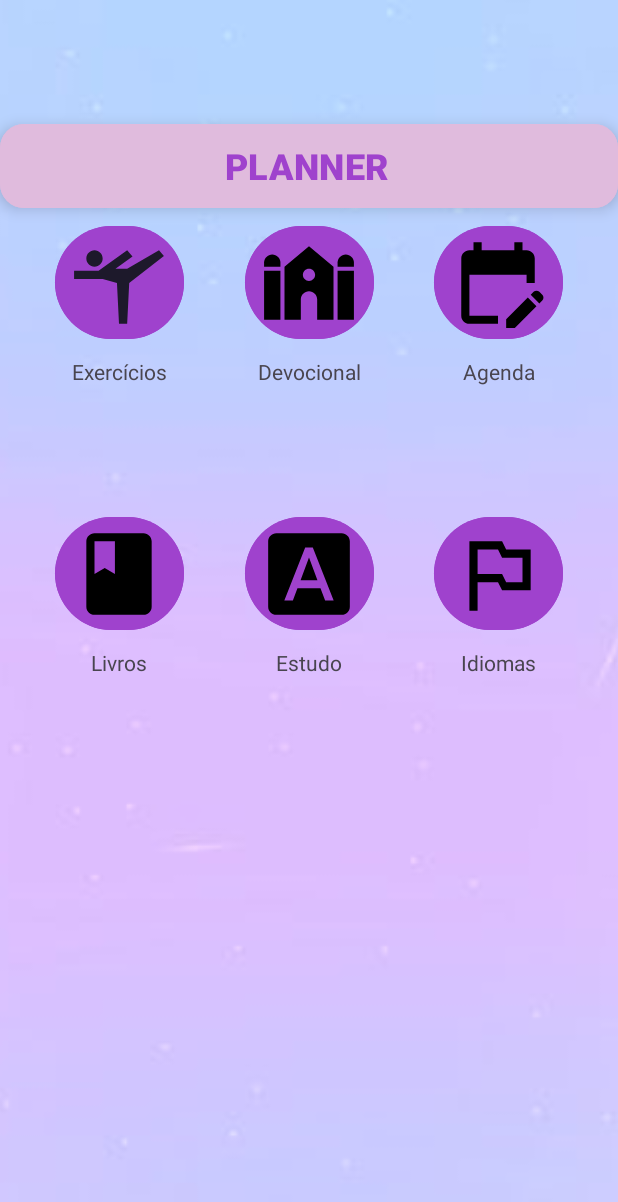
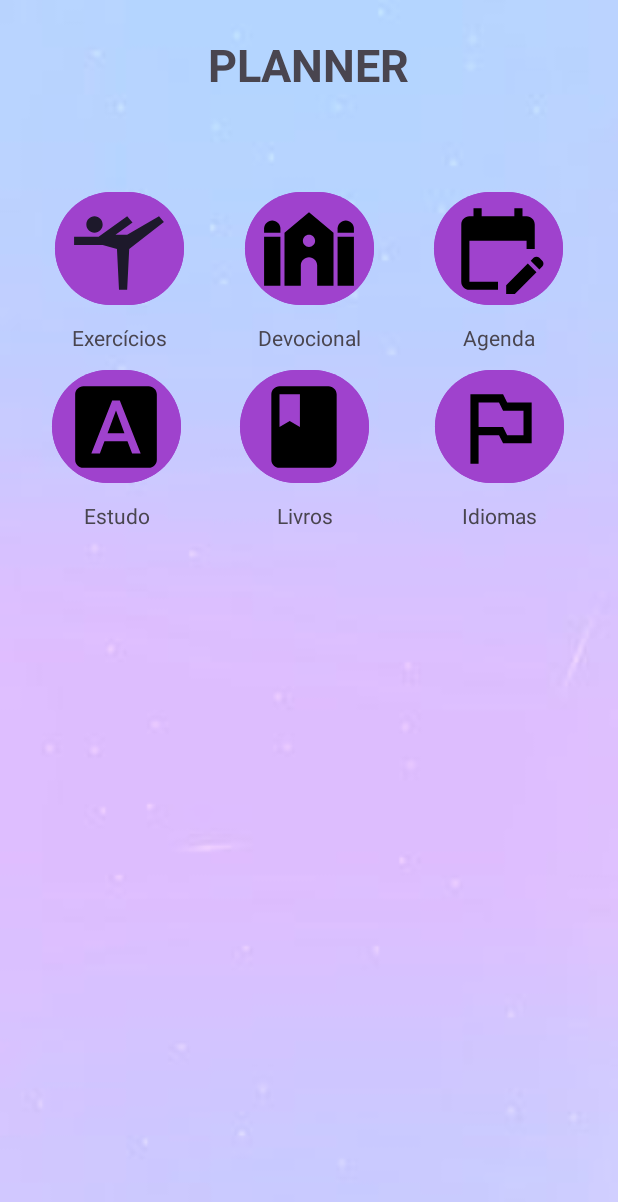
Before and after one commit to Wesley-Neiva/ProjetoApp, an Android app: the screen it shows after launch (MainActivity), on a phone screen of 412 x 824 dp. Shown: the top 1202 px of the screen. Run offline under Robolectric (Android 15) with nearby library versions, the phone set to English and light mode, and no system bars.

Commit message:
Feita modificações de tela e troca de ícones

```diff
--- a/app/src/main/AndroidManifest.xml
+++ b/app/src/main/AndroidManifest.xml
@@ -19,7 +19,7 @@
             android:name=".Estudo_Activity"
             android:exported="false" />
         <activity
-            android:name=".Consulta_Activity"
+            android:name=".Livros_Activity"
             android:exported="false" />
         <activity
             android:name=".Agenda_activity"
--- a/app/src/main/java/com/wesleyneiva/appmarcela/Estudo_Activity.kt
+++ b/app/src/main/java/com/wesleyneiva/appmarcela/Estudo_Activity.kt
@@ -14,16 +14,12 @@ import androidx.recyclerview.widget.RecyclerView
 class Estudo_Activity : AppCompatActivity() {
 
 
-
-
     lateinit var botaoEstudoVoltar: Button
-
 
 
     override fun onCreate(savedInstanceState: Bundle?) {
         super.onCreate(savedInstanceState)
         setContentView(R.layout.activity_estudo)
-
 
 
 
--- a/app/src/main/java/com/wesleyneiva/appmarcela/Consulta_Activity.kt
+++ b/app/src/main/java/com/wesleyneiva/appmarcela/Livros_Activity.kt
@@ -4,13 +4,13 @@ import androidx.appcompat.app.AppCompatActivity
 import android.os.Bundle
 import android.widget.Button
 
-class Consulta_Activity : AppCompatActivity() {
+class Livros_Activity : AppCompatActivity() {
 
     lateinit var botaoConsultaVoltar:Button
 
     override fun onCreate(savedInstanceState: Bundle?) {
         super.onCreate(savedInstanceState)
-        setContentView(R.layout.activity_consulta)
+        setContentView(R.layout.activity_livros)
 
         botaoConsultaVoltar = findViewById(R.id.btn_voltar_consulta)
 
--- a/app/src/main/java/com/wesleyneiva/appmarcela/MainActivity.kt
+++ b/app/src/main/java/com/wesleyneiva/appmarcela/MainActivity.kt
@@ -47,7 +47,7 @@ class MainActivity : AppCompatActivity() {
         btnConsulta = findViewById(R.id.btn_consulta)
         btnConsulta.setOnClickListener {
             val intent = Intent(
-                this, Consulta_Activity::class.java
+                this, Livros_Activity::class.java
             )
             startActivity(intent)
         }
--- a/app/src/main/res/layout/activity_main.xml
+++ b/app/src/main/res/layout/activity_main.xml
@@ -9,17 +9,6 @@
     tools:layout_editor_absoluteX="-16dp"
     tools:layout_editor_absoluteY="53dp">
 
-
-    <ImageView
-        android:id="@+id/imageView4"
-        android:layout_width="0dp"
-        android:layout_height="0dp"
-        android:scaleType="centerCrop"
-        app:layout_constraintBottom_toBottomOf="parent"
-        app:layout_constraintEnd_toEndOf="parent"
-        app:layout_constraintStart_toStartOf="parent"
-        app:layout_constraintTop_toTopOf="parent"
-        app:srcCompat="@drawable/fundo" />
 
     <ImageView
         android:id="@+id/imageView3"
@@ -38,7 +27,7 @@
         style="@style/Widget.Material3.Button.IconButton.Filled"
         android:layout_width="94dp"
         android:layout_height="83dp"
-        android:layout_marginBottom="400dp"
+        android:layout_marginTop="8dp"
         android:backgroundTint="@color/color_primaria"
         android:textAlignment="center"
         android:textColor="@color/black"
@@ -46,19 +35,18 @@
         app:icon="@drawable/ic_font_download_24"
         app:iconSize="65dp"
         app:iconTint="@color/black"
-        app:layout_constraintBottom_toBottomOf="parent"
-        app:layout_constraintEnd_toStartOf="@+id/btn_idioma"
-        app:layout_constraintHorizontal_bias="0.5"
-        app:layout_constraintStart_toEndOf="@+id/btn_consulta"
-        app:layout_constraintTop_toBottomOf="@+id/btn_devocional"
-        app:layout_constraintVertical_bias="1.0" />
+        app:layout_constraintEnd_toStartOf="@+id/btn_consulta"
+        app:layout_constraintHorizontal_bias="0.492"
+        app:layout_constraintStart_toStartOf="parent"
+        app:layout_constraintTop_toBottomOf="@+id/textView6" />
 
     <Button
         android:id="@+id/btn_idioma"
         style="@style/Widget.Material3.Button.IconButton.Filled"
         android:layout_width="94dp"
         android:layout_height="83dp"
-        android:layout_marginBottom="400dp"
+        android:layout_marginTop="8dp"
+        android:layout_marginEnd="32dp"
         android:backgroundTint="@color/color_primaria"
         android:backgroundTintMode="src_in"
         android:textAlignment="center"
@@ -67,19 +55,35 @@
         app:icon="@drawable/ic_outlined_flag_24"
         app:iconSize="65dp"
         app:iconTint="@color/black"
-        app:layout_constraintBottom_toBottomOf="parent"
         app:layout_constraintEnd_toEndOf="parent"
+        app:layout_constraintTop_toBottomOf="@+id/textView8" />
+
+    <Button
+        android:id="@+id/btn_devocional"
+        style="@style/Widget.Material3.Button.IconButton.Filled"
+        android:layout_width="94dp"
+        android:layout_height="83dp"
+        android:layout_marginTop="124dp"
+        android:backgroundTint="@color/color_primaria"
+        android:textAlignment="center"
+        android:textColor="@color/black"
+        android:textSize="13dp"
+        android:textStyle="bold|italic"
+        app:icon="@drawable/baseline_synagogue_24"
+        app:iconSize="65dp"
+        app:iconTint="@color/black"
+        app:layout_constraintEnd_toStartOf="@+id/btn_agenda"
         app:layout_constraintHorizontal_bias="0.5"
-        app:layout_constraintStart_toEndOf="@+id/btn_estudar"
-        app:layout_constraintTop_toBottomOf="@+id/btn_agenda"
-        app:layout_constraintVertical_bias="1.0" />
+        app:layout_constraintStart_toEndOf="@+id/btn_exercicios"
+        app:layout_constraintTop_toTopOf="parent" />
 
     <Button
         android:id="@+id/btn_consulta"
         style="@style/Widget.Material3.Button.IconButton.Filled"
         android:layout_width="94dp"
         android:layout_height="83dp"
-        android:layout_marginBottom="400dp"
+        android:layout_marginTop="8dp"
+        android:layout_marginEnd="36dp"
         android:backgroundTint="@color/color_primaria"
         android:textAlignment="center"
         android:textColor="@color/black"
@@ -87,40 +91,15 @@
         app:icon="@drawable/ic_book_24"
         app:iconSize="65dp"
         app:iconTint="@color/black"
-        app:layout_constraintBottom_toBottomOf="parent"
-        app:layout_constraintEnd_toStartOf="@+id/btn_estudar"
-        app:layout_constraintHorizontal_bias="0.5"
-        app:layout_constraintHorizontal_chainStyle="spread"
-        app:layout_constraintStart_toStartOf="parent"
-        app:layout_constraintTop_toBottomOf="@+id/btn_exercicios"
-        app:layout_constraintVertical_bias="1.0" />
-
-    <Button
-        android:id="@+id/btn_inicio"
-        style="@style/Widget.Material3.ExtendedFloatingActionButton.Icon.Tertiary"
-        android:layout_width="0dp"
-        android:layout_height="wrap_content"
-        android:layout_marginBottom="600dp"
-        android:backgroundTint="@color/material_dynamic_tertiary80"
-        android:backgroundTintMode="src_in"
-        android:text="PLANNER"
-        android:textColor="@color/color_primaria"
-        android:textSize="24sp"
-        android:textStyle="bold"
-        app:iconTint="@color/black"
-        app:layout_constraintBottom_toBottomOf="parent"
-        app:layout_constraintEnd_toEndOf="parent"
-        app:layout_constraintHorizontal_bias="0.0"
-        app:layout_constraintStart_toStartOf="parent"
-        app:layout_constraintTop_toTopOf="parent"
-        app:layout_constraintVertical_bias="0.493" />
+        app:layout_constraintEnd_toStartOf="@+id/btn_idioma"
+        app:layout_constraintTop_toBottomOf="@+id/textView7" />
 
     <Button
         android:id="@+id/btn_exercicios"
         style="@style/Widget.Material3.Button.IconButton.Filled.Tonal"
         android:layout_width="94dp"
         android:layout_height="83dp"
-        android:layout_marginTop="8dp"
+        android:layout_marginTop="124dp"
         android:backgroundTint="@color/color_primaria"
         android:fontFamily="sans-serif"
         android:includeFontPadding="false"
@@ -133,35 +112,15 @@
         app:iconSize="65dp"
         app:layout_constraintEnd_toStartOf="@+id/btn_devocional"
         app:layout_constraintHorizontal_bias="0.5"
-        app:layout_constraintHorizontal_chainStyle="spread"
         app:layout_constraintStart_toStartOf="parent"
-        app:layout_constraintTop_toBottomOf="@+id/btn_inicio" />
-
-    <Button
-        android:id="@+id/btn_devocional"
-        style="@style/Widget.Material3.Button.IconButton.Filled"
-        android:layout_width="94dp"
-        android:layout_height="83dp"
-        android:layout_marginTop="8dp"
-        android:backgroundTint="@color/color_primaria"
-        android:textAlignment="center"
-        android:textColor="@color/black"
-        android:textSize="13dp"
-        android:textStyle="bold|italic"
-        app:icon="@drawable/baseline_synagogue_24"
-        app:iconSize="65dp"
-        app:iconTint="@color/black"
-        app:layout_constraintEnd_toStartOf="@+id/btn_agenda"
-        app:layout_constraintHorizontal_bias="0.5"
-        app:layout_constraintStart_toEndOf="@+id/btn_exercicios"
-        app:layout_constraintTop_toBottomOf="@+id/btn_inicio" />
+        app:layout_constraintTop_toTopOf="parent" />
 
     <Button
         android:id="@+id/btn_agenda"
         style="@style/Widget.Material3.Button.IconButton.Filled"
         android:layout_width="94dp"
         android:layout_height="83dp"
-        android:layout_marginTop="8dp"
+        android:layout_marginTop="124dp"
         android:backgroundTint="@color/color_primaria"
         android:textAlignment="center"
         android:textColor="@color/black"
@@ -172,7 +131,7 @@
         app:layout_constraintEnd_toEndOf="parent"
         app:layout_constraintHorizontal_bias="0.5"
         app:layout_constraintStart_toEndOf="@+id/btn_devocional"
-        app:layout_constraintTop_toBottomOf="@+id/btn_inicio" />
+        app:layout_constraintTop_toTopOf="parent" />
 
     <TextView
         android:id="@+id/textView6"
@@ -234,5 +193,19 @@
         app:layout_constraintStart_toStartOf="@+id/btn_idioma"
         app:layout_constraintTop_toBottomOf="@+id/btn_idioma" />
 
+    <TextView
+        android:id="@+id/textView12"
+        android:layout_width="wrap_content"
+        android:layout_height="wrap_content"
+        android:text="PLANNER"
+        android:textSize="30sp"
+        android:textStyle="bold"
+        app:layout_constraintBottom_toTopOf="@+id/btn_devocional"
+        app:layout_constraintEnd_toEndOf="parent"
+        app:layout_constraintHorizontal_bias="0.5"
+        app:layout_constraintStart_toStartOf="parent"
+        app:layout_constraintTop_toTopOf="parent"
+        app:layout_constraintVertical_bias="0.271" />
+
 
 </androidx.constraintlayout.widget.ConstraintLayout>
--- a/app/src/main/res/values/themes.xml
+++ b/app/src/main/res/values/themes.xml
@@ -5,7 +5,7 @@
         <!-- <item name="colorPrimary">@color/my_light_primary</item> -->
         <item name="colorPrimary">@color/color_primaria</item>
         <item name="colorPrimaryVariant">@color/color_primaria</item>
-        <item name="android:windowBackground">@color/fundo</item>
+        <item name="android:windowBackground">@drawable/fundo</item>
 
 
     </style>
```
Also changed, not shown: app/src/main/res/layout/activity_estudo.xml (+15 -14 lines), app/src/main/res/layout/activity_idiomas.xml (+6 -6 lines), app/src/main/res/layout/activity_livros.xml (renamed from app/src/main/res/layout/activity_consulta.xml, +15 -5 lines), app/src/main/res/drawable/estudos.png (added), app/src/main/res/drawable/img_book.png (added), app/src/main/res/drawable/mundo.png (added).
